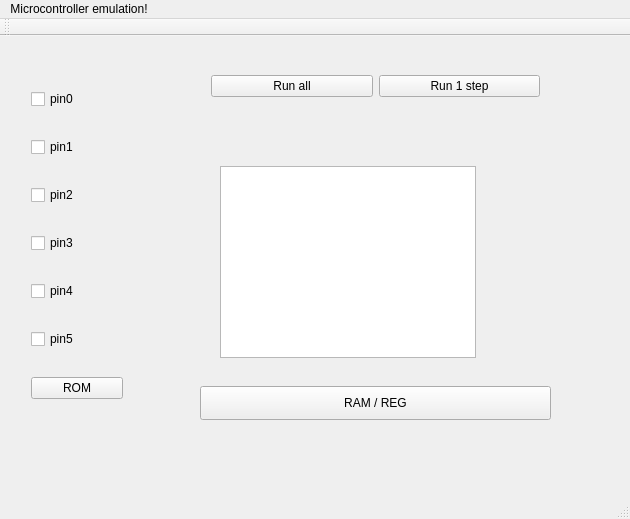
Old version of the form mc_gui/mc_gui/mc_gui.ui in the repository dyvol777/homework_mc.
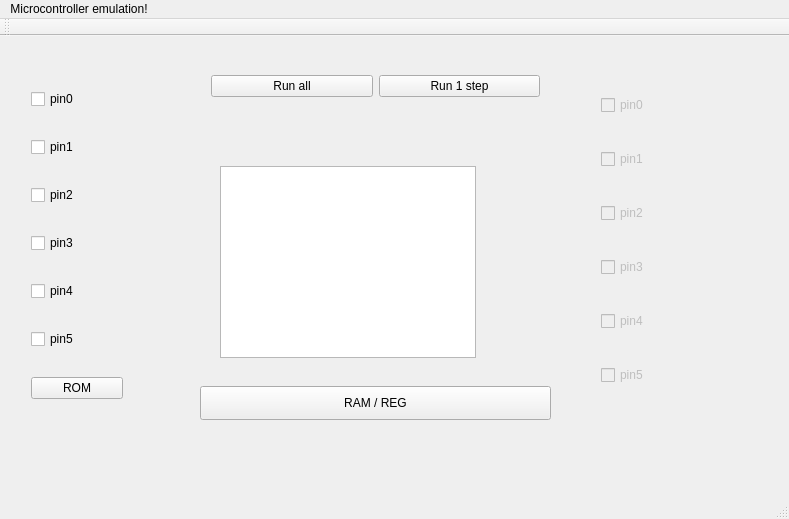
New version of the form.

Patch:
```diff
--- a/mc_gui/mc_gui/mc_gui.ui
+++ b/mc_gui/mc_gui/mc_gui.ui
@@ -6,7 +6,7 @@
    <rect>
     <x>0</x>
     <y>0</y>
-    <width>630</width>
+    <width>789</width>
     <height>519</height>
    </rect>
   </property>
@@ -124,13 +124,85 @@
      </rect>
     </property>
    </widget>
+   <widget class="QWidget" name="verticalLayoutWidget_2">
+    <property name="geometry">
+     <rect>
+      <x>590</x>
+      <y>20</y>
+      <width>160</width>
+      <height>371</height>
+     </rect>
+    </property>
+    <layout class="QVBoxLayout" name="verticalLayout_2">
+     <item>
+      <widget class="QCheckBox" name="checkBox_7">
+       <property name="enabled">
+        <bool>false</bool>
+       </property>
+       <property name="text">
+        <string>pin0</string>
+       </property>
+      </widget>
+     </item>
+     <item>
+      <widget class="QCheckBox" name="checkBox_8">
+       <property name="enabled">
+        <bool>false</bool>
+       </property>
+       <property name="text">
+        <string>pin1</string>
+       </property>
+      </widget>
+     </item>
+     <item>
+      <widget class="QCheckBox" name="checkBox_9">
+       <property name="enabled">
+        <bool>false</bool>
+       </property>
+       <property name="text">
+        <string>pin2</string>
+       </property>
+      </widget>
+     </item>
+     <item>
+      <widget class="QCheckBox" name="checkBox_10">
+       <property name="enabled">
+        <bool>false</bool>
+       </property>
+       <property name="text">
+        <string>pin3</string>
+       </property>
+      </widget>
+     </item>
+     <item>
+      <widget class="QCheckBox" name="checkBox_11">
+       <property name="enabled">
+        <bool>false</bool>
+       </property>
+       <property name="text">
+        <string>pin4</string>
+       </property>
+      </widget>
+     </item>
+     <item>
+      <widget class="QCheckBox" name="checkBox_12">
+       <property name="enabled">
+        <bool>false</bool>
+       </property>
+       <property name="text">
+        <string>pin5</string>
+       </property>
+      </widget>
+     </item>
+    </layout>
+   </widget>
   </widget>
   <widget class="QMenuBar" name="menuBar">
    <property name="geometry">
     <rect>
      <x>0</x>
      <y>0</y>
-     <width>630</width>
+     <width>789</width>
      <height>31</height>
     </rect>
    </property>
```
